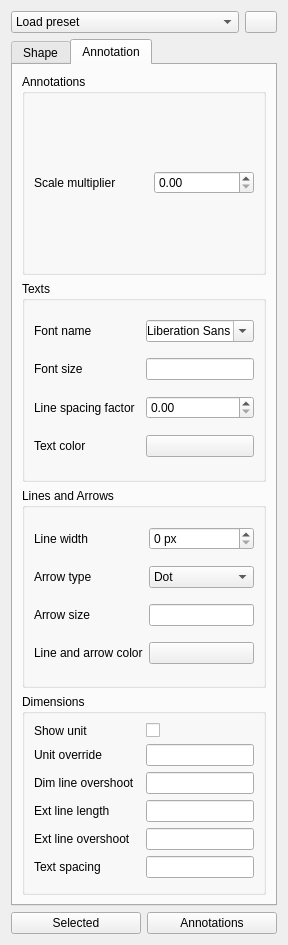
First picture: the form in src/Mod/Draft/Resources/ui/TaskPanel_SetStyle.ui, repository southseact-3d/fcd, before the edit.
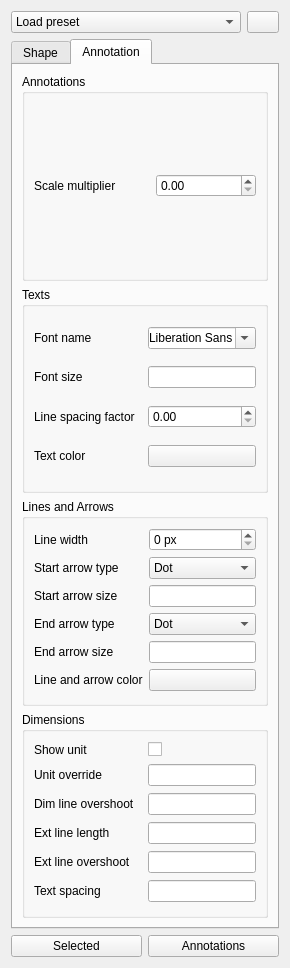
Second picture: the form after the edit. The open tabs and pages were chosen to show the change. Icons and pictures are not drawn. Custom widgets are drawn as their Qt base class.

Commit message:
[Feature Request] [Draft] [UI/UX] Allow to turn dimension arrows on/off individually (#11941)
* Update additional files

* The LineColor and LineWidth properties are removed from Text objects.
* Arrow properties are added by the ViewProviderDraftAnnotation class only. This avoids code duplication.

* gui_annotationstyleeditor.py fix except

* view_draft_annotation.py fix except

---------

Patch:
```diff
--- a/src/Mod/Draft/Resources/ui/TaskPanel_SetStyle.ui
+++ b/src/Mod/Draft/Resources/ui/TaskPanel_SetStyle.ui
@@ -6,8 +6,8 @@
    <rect>
     <x>0</x>
     <y>0</y>
-    <width>287</width>
-    <height>945</height>
+    <width>290</width>
+    <height>968</height>
    </rect>
   </property>
   <property name="windowTitle">
@@ -406,7 +406,7 @@
           <item row="1" column="0">
            <widget class="QLabel" name="label_ArrowStyle">
             <property name="text">
-             <string>Arrow type</string>
+             <string>Start arrow type</string>
             </property>
            </widget>
           </item>
@@ -442,25 +442,80 @@
           <item row="2" column="0">
            <widget class="QLabel" name="label_ArrowSize">
             <property name="text">
-             <string>Arrow size</string>
+             <string>Start arrow size</string>
             </property>
            </widget>
           </item>
           <item row="2" column="1">
-           <widget class="Gui::InputField" name="ArrowSize">
+           <widget class="Gui::InputField" name="ArrowSizeStart">
             <property name="unit" stdset="0">
              <string notr="true"/>
             </property>
            </widget>
           </item>
           <item row="3" column="0">
+           <widget class="QLabel" name="label_ArrowStyleEnd">
+            <property name="text">
+             <string>End arrow type</string>
+            </property>
+           </widget>
+          </item>
+          <item row="3" column="1">
+           <widget class="QComboBox" name="ArrowStyleEnd">
+            <item>
+             <property name="text">
+              <string>Dot</string>
+             </property>
+            </item>
+            <item>
+             <property name="text">
+              <string>Circle</string>
+             </property>
+            </item>
+            <item>
+             <property name="text">
+              <string>Arrow</string>
+             </property>
+            </item>
+            <item>
+             <property name="text">
+              <string>Tick</string>
+             </property>
+            </item>
+            <item>
+             <property name="text">
+              <string>Tick-2</string>
+             </property>
+            </item>
+            <item>
+             <property name="text">
+              <string>None</string>
+             </property>
+            </item>
+           </widget>
+          </item>
+          <item row="4" column="0">
+           <widget class="QLabel" name="label_ArrowSizeEnd">
+            <property name="text">
+             <string>End arrow size</string>
+            </property>
+           </widget>
+          </item>
+          <item row="4" column="1">
+           <widget class="Gui::InputField" name="ArrowSizeEnd">
+            <property name="unit" stdset="0">
+             <string notr="true"/>
+            </property>
+           </widget>
+          </item>
+          <item row="5" column="0">
            <widget class="QLabel" name="label_AnnoLineColor">
             <property name="text">
              <string>Line and arrow color</string>
             </property>
            </widget>
           </item>
-          <item row="3" column="1">
+          <item row="5" column="1">
            <widget class="Gui::ColorButton" name="AnnoLineColor">
            </widget>
           </item>
```
Left out of the diff: 11 changed lines with no effect on the pictures. The commit also changes 19 other files.
